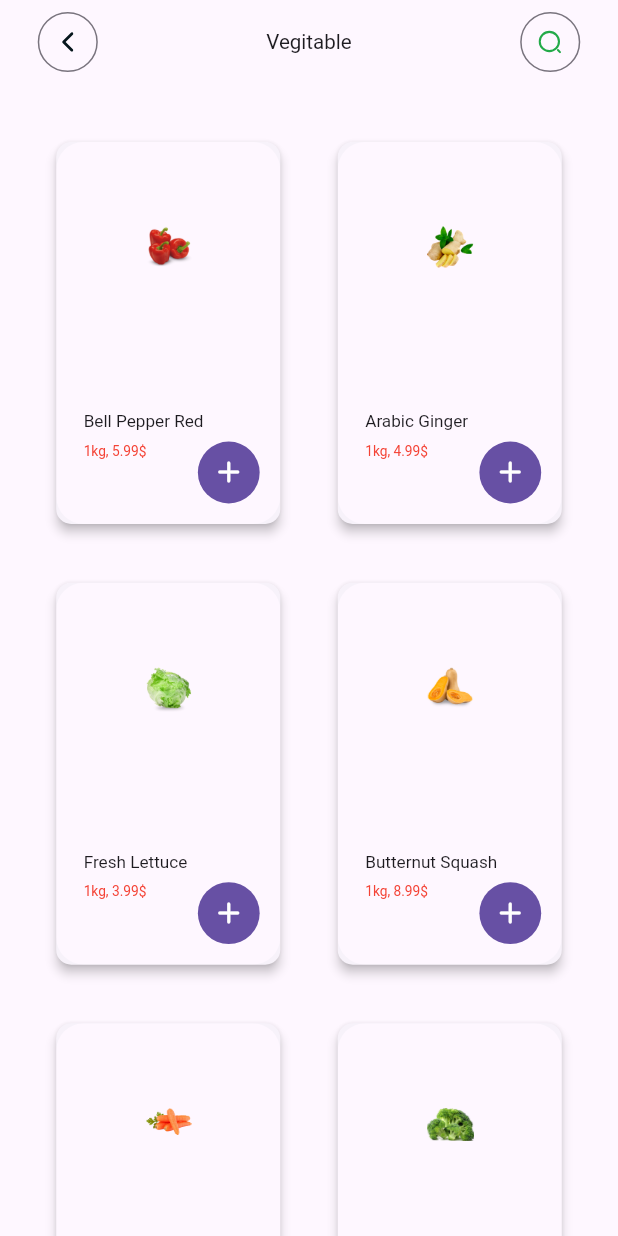
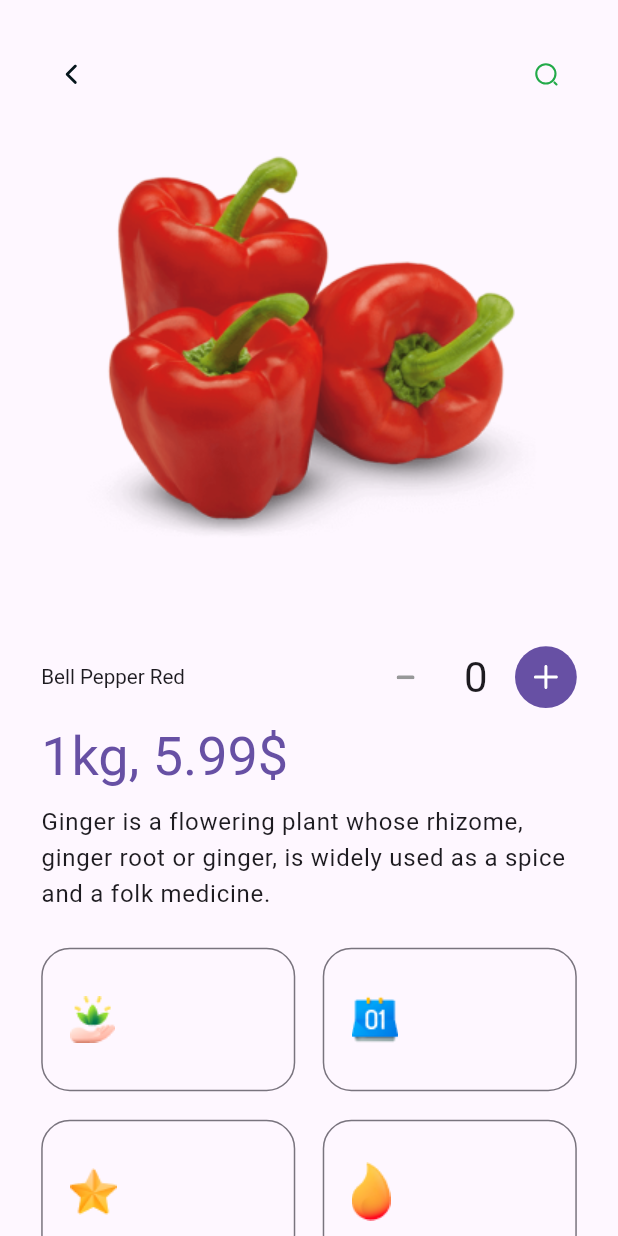
Before and after one commit to Chiragv99/freshvegitableflutter, a Flutter app: the VegitableList screen opened by its route, after a tap on "Bell Pepper Red", on a phone screen of 412 x 824 dp. Run offline on Flutter 3.47's test engine with Material 3 defaults, Android fonts, the light colour scheme and no system bars; drawn by our look-alikes of flutter_animate; our stand-ins replace bottom_navy_bar, flutter_screenutil, flutter_slidable, flutter_svg, get, get_storage and 1 more; accounts and stored records are empty.

Commit message:
Working on vegitable list screen.

```diff
--- a/lib/routes/app_routes.dart
+++ b/lib/routes/app_routes.dart
@@ -4,10 +4,11 @@ import 'package:onlineshoppingsample/category/category_screen.dart';
 import 'package:onlineshoppingsample/screens/address/addaddress/addaddress_binding.dart';
 import 'package:onlineshoppingsample/screens/address/address_map_binding.dart';
 import 'package:onlineshoppingsample/screens/base/base_binding.dart';
-import 'package:onlineshoppingsample/screens/base/base_controller.dart';
 import 'package:onlineshoppingsample/screens/base/base_view.dart';
 import 'package:onlineshoppingsample/screens/cart/cartscreen.dart';
 import 'package:onlineshoppingsample/screens/cart/cartscreen_binding.dart';
+import 'package:onlineshoppingsample/screens/detail/vegitable_detailscreen.dart';
+import 'package:onlineshoppingsample/screens/detail/vegitabledetail_binding.dart';
 import 'package:onlineshoppingsample/screens/home/homescreen.dart';
 import 'package:onlineshoppingsample/screens/home/homescreen_binding.dart';
 import 'package:onlineshoppingsample/screens/home/populardeals/populardeals_binding.dart';
@@ -41,6 +42,8 @@ class Routes{
   static String cartscreen = '/cartscreen';
   static String base = '/baseview';
   static String vegitableList = '/vegitablelist';
+  static String vegitabledetailList = '/vegitabledetailscreen';
+
 
   static const INITIAL = '/splash';
 
@@ -109,6 +112,11 @@ class Routes{
         name: vegitableList,
         page: () => VegitableList(),
         binding: VegitableListBindings()
+    ),
+    GetPage(
+        name: vegitabledetailList,
+        page: () => VegitableDetailScreen(),
+        binding: VegitableDetailBinding()
     )
   ];
 }
--- /dev/null
+++ b/lib/screens/detail/vegitable_detailscreen.dart
@@ -0,0 +1,159 @@
+import 'package:flutter/cupertino.dart';
+import 'package:flutter/material.dart';
+import 'package:flutter/src/widgets/framework.dart';
+import 'package:flutter_animate/flutter_animate.dart';
+import 'package:flutter_screenutil/flutter_screenutil.dart';
+import 'package:flutter_svg/svg.dart';
+import 'package:get/get.dart';
+import 'package:onlineshoppingsample/screens/detail/vegitabledetail_controller.dart';
+import 'package:onlineshoppingsample/uttils/dummy_helper.dart';
+import 'package:onlineshoppingsample/widget/custom_icon_back_button.dart';
+import 'package:onlineshoppingsample/widget/vegitablecountwidget.dart';
+
+import '../../uttils/appConstant.dart';
+import '../../widget/addtocard_widget.dart';
+import '../../widget/custom_card.dart';
+
+class VegitableDetailScreen extends GetView<VegitableDetailController>{
+  const VegitableDetailScreen({Key? key}) : super(key: key);
+  @override
+  Widget build(BuildContext context) {
+    final theme = context.theme;
+    return Scaffold(
+      body: SafeArea(
+        child: ListView(
+          children: [
+            SizedBox(
+              height: 330.h,
+              child: Stack(
+                children: [
+                  Positioned.fill(child: SvgPicture.asset(
+                    AppConstant.container,
+                    fit: BoxFit.fill,
+                    color: theme.cardColor,
+                  ),
+                  ),
+                  Positioned(
+                    top:  24.h,
+                      left: 24.w,
+                      right: 24.w,
+                      child: Row(
+                        mainAxisAlignment: MainAxisAlignment.spaceBetween,
+                        children: [
+                          CustomIconBackButton(onPressed: () => Get.back(),
+                              icon: SvgPicture.asset(
+                                AppConstant.backArrowIcon,
+                                fit: BoxFit.none,
+                                color: theme.appBarTheme.iconTheme?.color,
+                              )),
+                          CustomIconBackButton(onPressed: (){},
+                              icon: SvgPicture.asset(
+                                  AppConstant.searchIcon,
+                                  fit: BoxFit.none,
+                              color: theme.appBarTheme.iconTheme?.color,))
+                        ],
+                      )),
+                     Positioned(
+                         top:  80.h,
+                         left: 0,
+                         right: 0,
+                         child: Image.asset(
+                           controller.product.image,
+                           width: 250.w,
+                           height: 225.h,
+                         ).animate().fade().scale(
+                           duration: 800.ms,
+                           curve: Curves.fastOutSlowIn
+                         ))
+                ],
+              ),
+            ),
+            30.verticalSpace,
+            Padding(padding: EdgeInsets.symmetric(horizontal: 24.w),
+            child: Row(
+              children: [
+                Text(controller.product.name,
+                style: theme.textTheme.headline3!.copyWith(
+                  fontSize: 12.w
+                ))
+                .animate().fade().slideX(
+                  duration: 300.ms,
+                  begin: -1,
+                  curve: Curves.easeInSine
+                ),
+                Spacer(),
+               VegitableCountWidget(product: controller.product)
+                .animate().fade(duration: 200.ms)
+              ],
+            ),),
+            8.verticalSpace,
+            Padding(
+              padding: EdgeInsets.symmetric(horizontal: 24.w),
+              child: Text(
+                '1kg, ${controller.product.price}\$',
+                style: theme.textTheme.headline3?.copyWith(
+                  color: theme.primaryColor,
+                ),
+              ).animate().fade().slideX(
+                duration: 300.ms,
+                begin: -1,
+                curve: Curves.easeInSine,
+              ),
+            ),
+            8.verticalSpace,
+            Padding(
+              padding: EdgeInsets.symmetric(horizontal: 24.w),
+              child: Text(
+                controller.product.description,
+                style: theme.textTheme.bodyText1,
+              ).animate().fade().slideX(
+                duration: 300.ms,
+                begin: -1,
+                curve: Curves.easeInSine,
+              ),
+            ),
+            20.verticalSpace,
+            Padding(padding: EdgeInsets.symmetric(horizontal: 24.w),
+            child: GridView(
+              shrinkWrap: true,
+              primary: false,
+              gridDelegate: SliverGridDelegateWithFixedCrossAxisCount(
+                crossAxisCount: 2,
+                crossAxisSpacing: 16.w,
+                mainAxisSpacing: 16.h,
+                mainAxisExtent: 80.h
+              ),
+              children: DummyHelper.cards.map((card) => CustomCard(
+                title: card['title']!,
+                subtitle: card['subtitle']!,
+                icon: card['icon']!,
+              )).toList().animate().fade().slideY(
+                duration: 300.ms,
+                begin: 1,
+                curve: Curves.easeInSine
+              ),
+            ),),
+            SizedBox(
+              height: 20,
+            ),
+            Padding(padding: EdgeInsets.symmetric(horizontal: 24.w),
+            child: AddToCardWidget(
+              text: 'Add to Cart',
+              onPressed: () => {},
+              fontSize: 16.sp,
+              radius: 50.r,
+              verticalPadding: 16.h,
+              hasShadow: false,
+            ).animate().fade().slideY(
+              duration: 300.ms,
+              begin: 1,
+              curve: Curves.easeInSine
+            ),),
+            30.verticalSpace
+          ],
+        ),
+      ),
+    );
+  }
+
+}
--- /dev/null
+++ b/lib/screens/detail/vegitabledetail_binding.dart
@@ -0,0 +1,11 @@
+import 'package:get/get.dart';
+import 'package:onlineshoppingsample/screens/detail/vegitabledetail_controller.dart';
+
+class VegitableDetailBinding extends Bindings{
+
+  @override
+  void dependencies() {
+    Get.lazyPut<VegitableDetailController>(() => VegitableDetailController());
+  }
+
+}
--- /dev/null
+++ b/lib/screens/detail/vegitabledetail_controller.dart
@@ -0,0 +1,17 @@
+import 'package:get/get.dart';
+
+import '../../models/vegitablelist_model.dart';
+
+class VegitableDetailController extends GetxController{
+
+  // get product details from arguments
+  VegitableListModel product = Get.arguments;
+
+
+  @override
+  void onInit() {
+    // TODO: implement onInit
+    super.onInit();
+
+  }
+}
--- a/lib/screens/home/homescreen_controller.dart
+++ b/lib/screens/home/homescreen_controller.dart
@@ -28,6 +28,6 @@ class HomeScreenController extends GetxController{
   }
 
   void redirectToProductDetailScreen(){
-    Get.toNamed(Routes.productdetail);
+    Get.toNamed(Routes.vegitabledetailList);
   }
 }
--- a/lib/uttils/appConstant.dart
+++ b/lib/uttils/appConstant.dart
@@ -67,6 +67,14 @@ static var updateRouteStatusReadyToGo = 1 ;
 
 
 
+ static const background = 'assets/images/background.png';
+ static const backgroundDark = 'assets/images/background_dark.png';
+ static const avatar = 'assets/images/avatar.png';
+ static const calendar = 'assets/images/calendar.png';
+ static const lotus = 'assets/images/lotus.png';
+ static const matches = 'assets/images/matches.png';
+ static const favourites = 'assets/images/favourites.png';
+
  static const lambMeat = 'assets/images/lamb_meat.png';
  static const bellPepper = 'assets/images/bell_pepper.png';
  static const cabbage = 'assets/images/cabbage.png';
@@ -76,6 +84,7 @@ static var updateRouteStatusReadyToGo = 1 ;
  static const pumpkin = 'assets/images/pumpkin.png';
  static const spinach = 'assets/images/spinach.png';
  static const tomatoes = 'assets/images/tomatoes.png';
+
 
  static const backArrowIcon = 'assets/vectors/back_arrow.svg';
  static const addIcon = 'assets/vectors/add.svg';
@@ -87,4 +96,5 @@ static var updateRouteStatusReadyToGo = 1 ;
  static const fireIcon = 'assets/vectors/fire.svg';
  static const emojiIcon = 'assets/vectors/emoji.svg';
  static const container = 'assets/vectors/container.svg';
+
 }
--- a/lib/uttils/dummy_helper.dart
+++ b/lib/uttils/dummy_helper.dart
@@ -6,6 +6,12 @@ class DummyHelper {
 
   static const _description = 'Ginger is a flowering plant whose rhizome, ginger root or ginger, is widely used as a spice and a folk medicine.';
 
+  static List<Map<String, String>> cards = [
+    {'icon': AppConstant.lotus, 'title': '100%', 'subtitle': 'Organic'},
+    {'icon': AppConstant.calendar, 'title': '1 Year', 'subtitle': 'Expiration'},
+    {'icon': AppConstant.favourites, 'title': '4.8 (256)', 'subtitle': 'Reviews'},
+    {'icon': AppConstant.matches, 'title': '80 kcal', 'subtitle': '100 Gram'},
+  ];
 
   static List<VegitableListModel> products = [
     VegitableListModel(
--- /dev/null
+++ b/lib/widget/addtocard_widget.dart
@@ -0,0 +1,103 @@
+import 'package:flutter/cupertino.dart';
+import 'package:flutter/material.dart';
+import 'package:flutter_screenutil/flutter_screenutil.dart';
+import 'package:get/get.dart';
+
+class AddToCardWidget extends StatelessWidget{
+  final String text;
+  final Color? foregroundColor;
+  final Color? backgroundColor;
+  final double? radius;
+  final double? fontSize;
+  final Gradient? gradient;
+  final void Function()? onPressed;
+  final FontWeight? fontWeight;
+  final double? spacing;
+  final Widget? icon;
+  final Color? borderColor;
+  final bool hasShadow;
+  final Color? shadowColor;
+  final double shadowOpacity;
+  final double shadowBlurRadius;
+  final double shadowSpreadRadius;
+  final double? width;
+  final double? verticalPadding;
+  final bool disabled;
+
+  const AddToCardWidget({
+    Key? key,
+    this.icon,
+    this.spacing,
+    required this.text,
+    required this.onPressed,
+    this.fontWeight,
+    this.gradient,
+    this.backgroundColor,
+    this.fontSize,
+    this.foregroundColor,
+    this.radius,
+    this.borderColor,
+    this.hasShadow = true,
+    this.shadowColor,
+    this.shadowOpacity = 0.3,
+    this.shadowBlurRadius = 3,
+    this.shadowSpreadRadius = 1,
+    this.width,
+    this.verticalPadding,
+    this.disabled = false,
+  }) : super(key: key);
+
+  @override
+  Widget build(BuildContext context) {
+     return  Material(
+       color: Colors.transparent,
+       elevation: 0,
+       borderRadius: BorderRadius.circular(radius ?? 5.r),
+       child: Container(
+         padding: hasShadow ? EdgeInsets.all(5.r) : EdgeInsets.zero,
+         child: InkWell(
+           borderRadius: BorderRadius.circular(radius ?? 5.r),
+           onTap: !disabled ? onPressed : null,
+           child: Ink(
+             width: width ?? double.infinity,
+             padding: EdgeInsets.symmetric(horizontal: 20.w,vertical: verticalPadding ?? 14.h),
+             decoration: BoxDecoration(
+               borderRadius:  BorderRadius.circular(radius ?? 10.r),
+               border:  Border.all(color: borderColor ?? Colors.transparent),
+               color: !disabled ? backgroundColor ?? Get.theme.primaryColor : Get.theme.primaryColor.withOpacity(0.5),
+               gradient: gradient,
+               boxShadow: !hasShadow || disabled ? null
+                : [
+                  BoxShadow(
+                    color: (shadowColor ?? Colors.black).withOpacity(shadowOpacity),
+                    spreadRadius: shadowSpreadRadius,
+                    blurRadius: shadowBlurRadius,
+                    offset: Offset(0, 2)
+                  )
+               ]
+             ),
+             child: Row(
+               mainAxisSize: MainAxisSize.max,
+               mainAxisAlignment: MainAxisAlignment.center,
+               children: [
+                 Text(text,
+                 style: Get.theme.textTheme.bodyText1?.copyWith(
+                   fontSize: fontSize,
+                   fontWeight: fontWeight,
+                   color: foregroundColor ?? Colors.white
+                 ),),
+                 if(icon != null)
+                  SizedBox(
+                    width: spacing ?? 10.w,
+                  ) ,
+                 if (icon != null) icon!
+               ],
+             ),
+           ),
+         ),
+       ),
+     );
+  }
+
+
+}
--- /dev/null
+++ b/lib/widget/custom_card.dart
@@ -0,0 +1,34 @@
+import 'package:flutter/cupertino.dart';
+import 'package:flutter_screenutil/flutter_screenutil.dart';
+import 'package:get/get.dart';
+
+class CustomCard extends StatelessWidget{
+  final String title;
+  final String subtitle;
+  final String icon;
+
+  const CustomCard({
+    Key? key,
+    required this.title,
+    required this.subtitle,
+    required this.icon,
+  }) : super(key: key);
+
+  @override
+  Widget build(BuildContext context) {
+    final theme = context.theme;
+    return Container(
+      padding: EdgeInsets.fromLTRB(16.w, 12.h, 10.w, 12.h),
+      decoration: BoxDecoration(
+        color: theme.scaffoldBackgroundColor,
+        borderRadius: BorderRadius.circular(16.h),
+        border: Border.all(color: theme.dividerColor)
+      ),
+      child: Row(
+        children: [
+          Image.asset(icon)
+        ],
+      ),
+    );
+  }
+}
--- a/lib/widget/vegitable_list_widget.dart
+++ b/lib/widget/vegitable_list_widget.dart
@@ -4,6 +4,8 @@ import 'package:flutter_animate/flutter_animate.dart';
 import 'package:flutter_screenutil/flutter_screenutil.dart';
 import 'package:get/get.dart';
 import 'package:onlineshoppingsample/models/vegitablelist_model.dart';
+
+import '../routes/app_routes.dart';
 
 class VegitableListWidget extends StatelessWidget{
   final VegitableListModel vegitableList;
@@ -25,7 +27,9 @@ class VegitableListWidget extends StatelessWidget{
         ),
         margin: EdgeInsets.all(10),
         child:   GestureDetector(
-          onTap:  () => {},
+          onTap:  () => {
+            Get.toNamed(Routes.vegitabledetailList, arguments: vegitableList)
+          },
           child: Container(
             decoration: BoxDecoration(
               color: theme.cardColor,
--- /dev/null
+++ b/lib/widget/vegitablecountwidget.dart
@@ -0,0 +1,54 @@
+import 'package:flutter/cupertino.dart';
+import 'package:flutter/src/widgets/framework.dart';
+import 'package:flutter_screenutil/flutter_screenutil.dart';
+import 'package:flutter_svg/svg.dart';
+import 'package:get/get.dart';
+import 'package:onlineshoppingsample/models/vegitablelist_model.dart';
+import 'package:onlineshoppingsample/screens/base/base_controller.dart';
+import 'package:onlineshoppingsample/widget/custom_icon_back_button.dart';
+
+import '../uttils/appConstant.dart';
+
+class VegitableCountWidget extends GetView<BaseController>{
+  final VegitableListModel product;
+  const VegitableCountWidget({
+    Key? key,
+    required this.product
+  }) : super(key: key);
+
+  @override
+  Widget build(BuildContext context) {
+     final theme = context.theme;
+     return Row(
+       children: [
+         CustomIconBackButton(
+            width: 36.w,
+            height: 36.h,
+             onPressed: (){
+
+             },
+             icon: SvgPicture.asset(
+               AppConstant.removeIcon,
+               fit: BoxFit.none,
+             ),
+            backgroundColor: theme.cardColor,),
+            16.horizontalSpace,
+            GetBuilder<BaseController>(
+              id: 'ProductQuantity',
+              builder: (_) => Text(
+                product.quantity.toString(),
+                style: theme.textTheme.headline4,
+              ),
+            ),
+         16.horizontalSpace,
+            CustomIconBackButton(
+                width: 36.w,
+                height: 36.h,
+                onPressed: () => (){},
+                icon: SvgPicture.asset(AppConstant.addIcon,
+                fit: BoxFit.none,),
+            backgroundColor: theme.primaryColor,)
+       ],
+     );
+  }
+}
```
Also changed, not shown: assets/images/calendar.png (added), assets/images/lotus.png (added).
